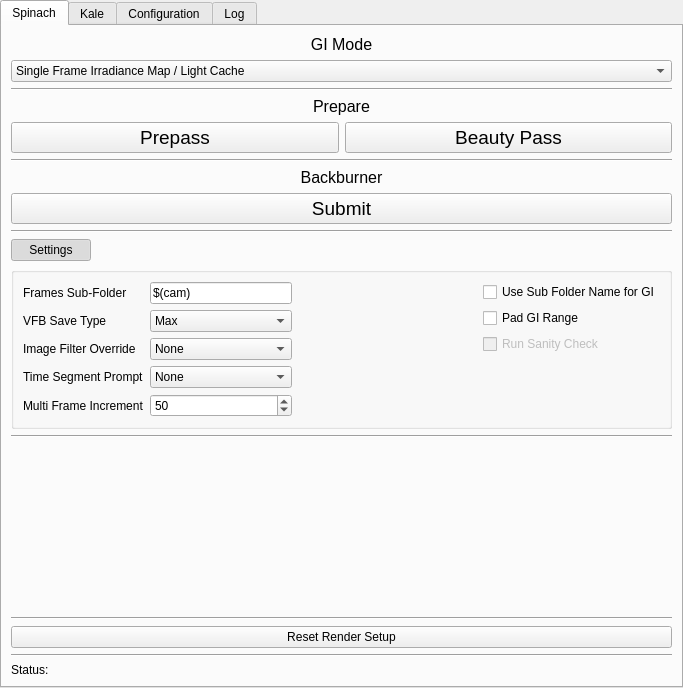
Old version of the form src/renderFarmingMainWidget.ui in the repository stephensmitchell-forks/renderFarming.
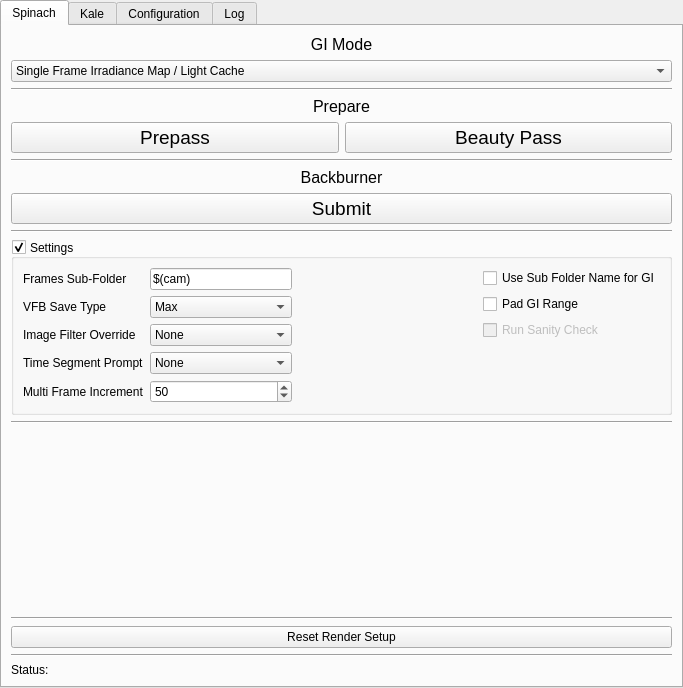
New version of the form. The open tabs and pages were chosen to show the change. Custom widgets are drawn as their Qt base class.

Commit message: Added QMaxRollup widget

Patch:
```diff
--- a/src/renderFarmingMainWidget.ui
+++ b/src/renderFarmingMainWidget.ui
@@ -236,60 +236,15 @@
      </widget>
     </item>
     <item>
-     <layout class="QHBoxLayout" name="horizontalLayout_4">
-      <item>
-       <widget class="QPushButton" name="sp_settings_btn">
-        <property name="toolTip">
-         <string>&lt;html&gt;&lt;head/&gt;&lt;body&gt;&lt;p&gt;Hide or Show the settings box&lt;/p&gt;&lt;/body&gt;&lt;/html&gt;</string>
-        </property>
-        <property name="styleSheet">
-         <string notr="true"/>
-        </property>
-        <property name="text">
-         <string>Settings</string>
-        </property>
-        <property name="iconSize">
-         <size>
-          <width>24</width>
-          <height>24</height>
-         </size>
-        </property>
-        <property name="checkable">
-         <bool>true</bool>
-        </property>
-        <property name="checked">
-         <bool>true</bool>
-        </property>
-        <property name="flat">
-         <bool>false</bool>
-        </property>
-       </widget>
-      </item>
-      <item>
-       <spacer name="horizontalSpacer_5">
-        <property name="orientation">
-         <enum>Qt::Horizontal</enum>
-        </property>
-        <property name="sizeHint" stdset="0">
-         <size>
-          <width>40</width>
-          <height>20</height>
-         </size>
-        </property>
-       </spacer>
-      </item>
-     </layout>
-    </item>
-    <item>
-     <widget class="QGroupBox" name="sp_settings_gb">
+     <widget class="QMaxRollup" name="sp_settings_gb">
       <property name="title">
-       <string/>
+       <string>Settings</string>
       </property>
       <property name="alignment">
        <set>Qt::AlignLeading|Qt::AlignLeft|Qt::AlignVCenter</set>
       </property>
       <property name="checkable">
-       <bool>false</bool>
+       <bool>true</bool>
       </property>
       <layout class="QVBoxLayout" name="verticalLayout_5">
        <item>
@@ -1315,6 +1270,14 @@
    </layout>
   </widget>
  </widget>
+ <customwidgets>
+  <customwidget>
+   <class>QMaxRollup</class>
+   <extends>QGroupBox</extends>
+   <header>qmaxrollup.h</header>
+   <container>1</container>
+  </customwidget>
+ </customwidgets>
  <tabstops>
   <tabstop>sp_gi_mode_cmbx</tabstop>
   <tabstop>sp_1f_man_prepass_btn</tabstop>
```
Left out of the diff: 20 changed lines with no effect on the pictures. The commit also changes 2 other files.
